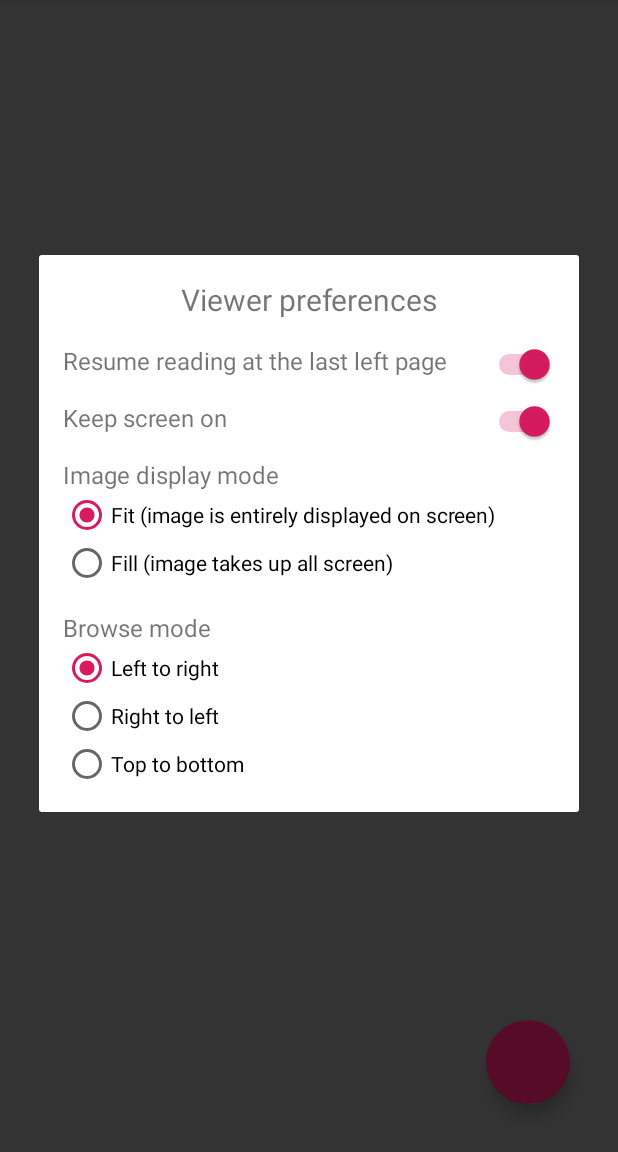
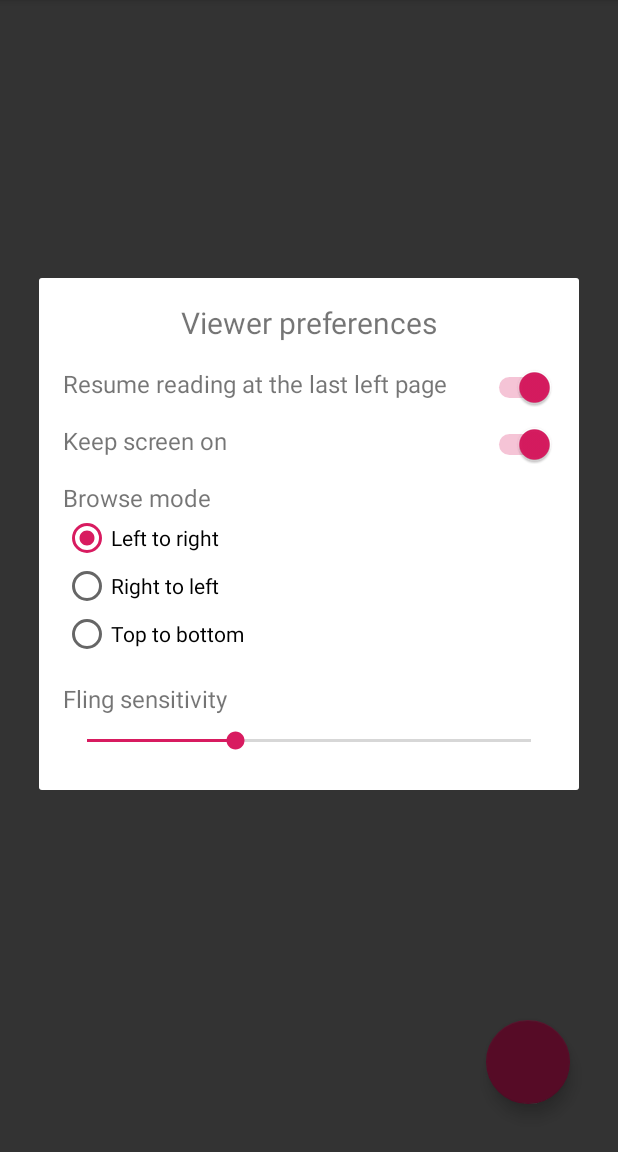
Before and after one commit to wightwulf1944/ImageViewerPOC, an Android app: the fragment ViewerPrefsDialogFragment placed in its activity, on a phone screen of 412 x 824 dp, the part 84-1236 px from its top. Run offline under Robolectric (Android 15) with nearby library versions, the phone set to English and light mode, and no system bars; our stand-ins replace Timber; 1 statement that could not run was skipped.

Commit message:
Fling sensitivity added to prefs

```diff
--- a/app/src/main/java/i/am/shiro/imageviewerpoc/PrefsMockup.java
+++ b/app/src/main/java/i/am/shiro/imageviewerpoc/PrefsMockup.java
@@ -80,6 +80,16 @@ public class PrefsMockup {
                 .apply();
     }
 
+    public static int getViewerFlingFactor() {
+        return Integer.parseInt(sharedPreferences.getString(Key.PREF_VIEWER_FLING_FACTOR, Integer.toString(Default.PREF_VIEWER_FLING_FACTOR)));
+    }
+
+    public static void setViewerFlingFactor(int flingFactor) {
+        sharedPreferences.edit()
+                .putString(Key.PREF_VIEWER_FLING_FACTOR, Integer.toString(flingFactor))
+                .apply();
+    }
+
 
     public static final class Key {
         static final String PREFS_VERSION_KEY = "prefs_version";
@@ -87,6 +97,7 @@ public class PrefsMockup {
         public static final String PREF_VIEWER_KEEP_SCREEN_ON = "pref_viewer_keep_screen_on";
         public static final String PREF_VIEWER_IMAGE_DISPLAY = "pref_viewer_image_display";
         public static final String PREF_VIEWER_BROWSE_MODE = "pref_viewer_browse_mode";
+        public static final String PREF_VIEWER_FLING_FACTOR = "pref_viewer_fling_factor";
     }
 
     public static final class Default {
@@ -94,6 +105,7 @@ public class PrefsMockup {
         public static final boolean PREF_VIEWER_KEEP_SCREEN_ON = true;
         public static final int PREF_VIEWER_IMAGE_DISPLAY = Constant.PREF_VIEWER_DISPLAY_FIT;
         public static final int PREF_VIEWER_BROWSE_MODE = Constant.PREF_VIEWER_BROWSE_NONE;
+        public static final int PREF_VIEWER_FLING_FACTOR = 50;
     }
 
     public static final class Constant {
--- a/app/src/main/java/i/am/shiro/imageviewerpoc/fragments/ViewerPrefsDialogFragment.java
+++ b/app/src/main/java/i/am/shiro/imageviewerpoc/fragments/ViewerPrefsDialogFragment.java
@@ -1,5 +1,6 @@
 package i.am.shiro.imageviewerpoc.fragments;
 
+import android.os.Build;
 import android.os.Bundle;
 import android.support.annotation.NonNull;
 import android.support.annotation.Nullable;
@@ -9,6 +10,7 @@ import android.view.LayoutInflater;
 import android.view.View;
 import android.view.ViewGroup;
 import android.widget.RadioGroup;
+import android.widget.SeekBar;
 import android.widget.Switch;
 
 import i.am.shiro.imageviewerpoc.PrefsMockup;
@@ -66,6 +68,27 @@ public class ViewerPrefsDialogFragment extends DialogFragment {
                 break;
         }
         theRadio.setOnCheckedChangeListener(this::onChangeBrowseMode);
+
+        SeekBar flingSensitivity = requireViewById(view, R.id.viewer_prefs_fling_sensitivity);
+        if (Build.VERSION.SDK_INT >= Build.VERSION_CODES.O) {
+            flingSensitivity.setMin(25);
+        }
+        flingSensitivity.setMax(100);
+        flingSensitivity.setProgress(PrefsMockup.getViewerFlingFactor());
+        flingSensitivity.setOnSeekBarChangeListener(new SeekBar.OnSeekBarChangeListener() {
+            @Override
+            public void onStopTrackingTouch(SeekBar seekBar) {
+            }
+
+            @Override
+            public void onStartTrackingTouch(SeekBar seekBar) {
+            }
+
+            @Override
+            public void onProgressChanged(SeekBar seekBar, int progress, boolean fromUser) {
+                if (fromUser) PrefsMockup.setViewerFlingFactor(progress);
+            }
+        });
     }
 
     private void onChangeDisplayMode(RadioGroup group, int checkedId) {
--- a/app/src/main/res/layout/dialog_viewer_prefs.xml
+++ b/app/src/main/res/layout/dialog_viewer_prefs.xml
@@ -70,6 +70,8 @@
         app:layout_constraintEnd_toEndOf="@id/viewer_prefs_resume_reading_action"
         app:layout_constraintTop_toBottomOf="@id/viewer_prefs_resume_reading_title" />
 
+    <!-- To be reactivated once fill mode works properly -->
+
     <TextView
         android:id="@+id/viewer_prefs_display_mode_title"
         android:layout_width="wrap_content"
@@ -80,7 +82,8 @@
         android:textAlignment="viewStart"
         android:textSize="16sp"
         app:layout_constraintStart_toStartOf="parent"
-        app:layout_constraintTop_toBottomOf="@id/viewer_prefs_keep_screen_title" />
+        app:layout_constraintTop_toBottomOf="@id/viewer_prefs_keep_screen_title"
+        android:visibility="gone"/>
 
     <RadioGroup
         android:id="@+id/viewer_prefs_display_mode_group"
@@ -88,7 +91,8 @@
         android:layout_height="wrap_content"
         android:orientation="vertical"
         app:layout_constraintStart_toStartOf="parent"
-        app:layout_constraintTop_toBottomOf="@id/viewer_prefs_display_mode_title">
+        app:layout_constraintTop_toBottomOf="@id/viewer_prefs_display_mode_title"
+        android:visibility="gone">
 
         <RadioButton
             android:id="@+id/viewer_prefs_display_mode_action_fit"
@@ -142,5 +146,27 @@
             android:text="@string/viewer_direction_ttb" />
     </RadioGroup>
 
+    <TextView
+        android:id="@+id/viewer_prefs_fling_sensitivity_title"
+        android:layout_width="wrap_content"
+        android:layout_height="wrap_content"
+        android:layout_marginTop="16dp"
+        android:gravity="start"
+        android:text="@string/pref_viewer_fling_sensitivity"
+        android:textAlignment="viewStart"
+        android:textSize="16sp"
+        app:layout_constraintStart_toStartOf="parent"
+        app:layout_constraintTop_toBottomOf="@id/viewer_prefs_browse_mode_group" />
+
+    <SeekBar
+        android:id="@+id/viewer_prefs_fling_sensitivity"
+        android:layout_width="0dp"
+        android:layout_height="wrap_content"
+        android:padding="8dp"
+        app:layout_constraintStart_toStartOf="@id/viewer_prefs_fling_sensitivity_title"
+        app:layout_constraintEnd_toEndOf="@id/viewer_prefs_keep_screen_action"
+        app:layout_constraintTop_toBottomOf="@id/viewer_prefs_fling_sensitivity_title"
+        />
+
 
 </android.support.constraint.ConstraintLayout>
--- a/app/src/main/res/values/colors.xml
+++ b/app/src/main/res/values/colors.xml
@@ -5,6 +5,5 @@
     <color name="colorAccent">#D81B60</color>
     <color name="windowBackground">#808080</color>
 
-    <color name="white">#FFFFFF</color>
     <color name="black_opacity_50">#80000000</color>
 </resources>
--- a/app/src/main/res/values/strings.xml
+++ b/app/src/main/res/values/strings.xml
@@ -1,8 +1,5 @@
 <resources>
     <string name="app_name">Image Viewer POC</string>
-
-    <string name="yes">Yes</string>
-    <string name="no">No</string>
 
     <string name="viewer_choose_direction">Choose your reading direction</string>
 
```
Also changed, not shown: app/src/main/java/i/am/shiro/imageviewerpoc/fragments/ImagePagerFragment.java (+10 -2 lines), app/src/main/res/values/strings_settings.xml (+2 -6 lines).
